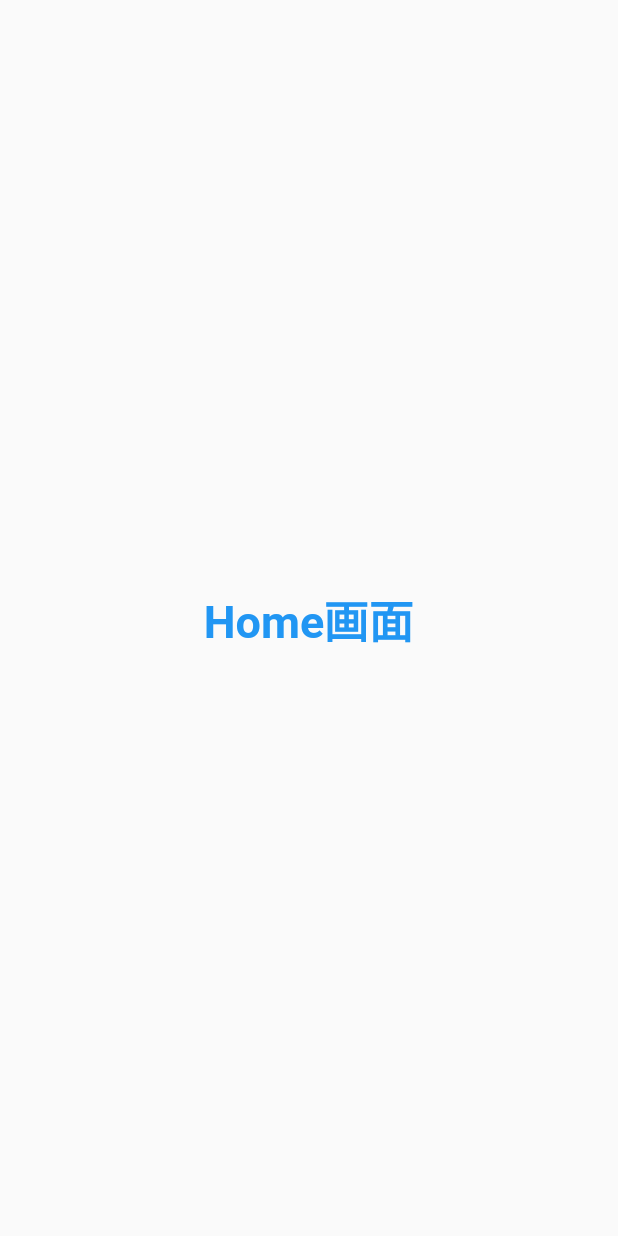
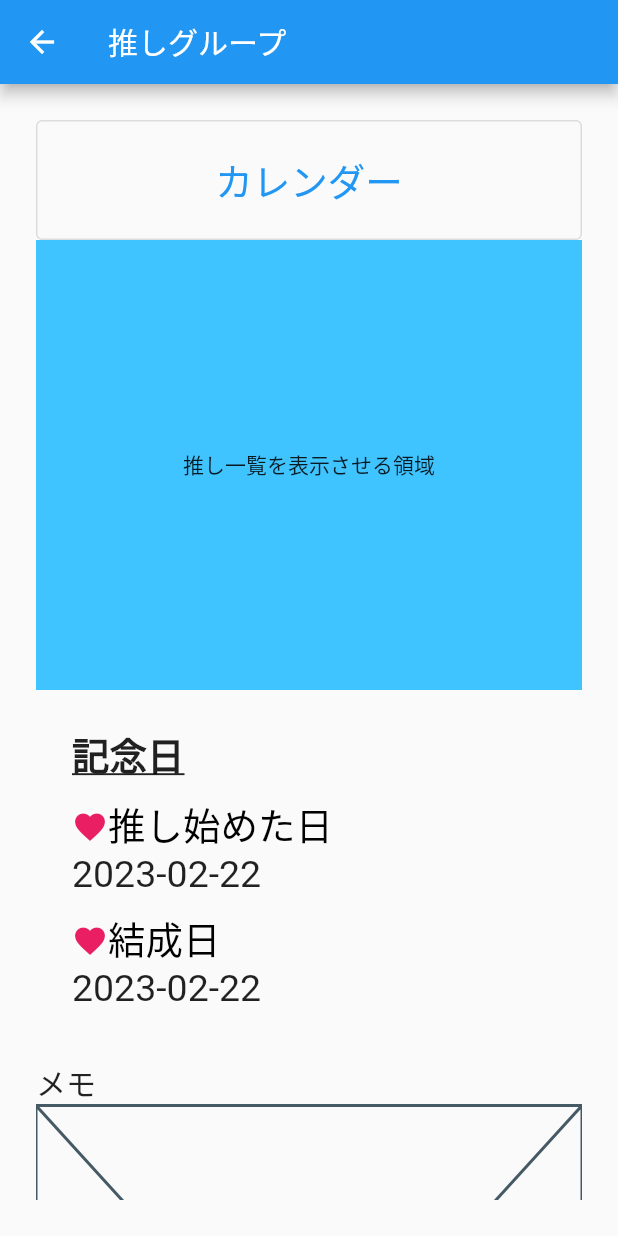
Before and after one commit to Nagashima-Honoka/oshimy-app, a Flutter app: the HomePage screen opened directly, on a phone screen of 412 x 824 dp. Run offline on Flutter 3.47's test engine with Material 2 defaults, Android fonts, the phone set to English and light mode, and no system bars; our stand-ins replace firebase_auth, firebase_core, flutter_datetime_picker, table_calendar; accounts and stored records are empty; Roboto replaces fonts that are missing (addressCity).

Commit message:
table_calendarパッケージ&共通ファイル追加

```diff
--- /dev/null
+++ b/lib/calendar.dart
@@ -0,0 +1,24 @@
+import 'package:oshimai/common/package_importer.dart';
+import 'package:table_calendar/table_calendar.dart';
+
+class Calendar extends StatefulWidget {
+  final String oshiGroupName = '推しグループ'; // TODO:推しグループ名を表示セット
+  const Calendar({Key? key}) : super(key: key);
+
+  @override
+  State<Calendar> createState() => _CalendarState();
+}
+
+class _CalendarState extends State<Calendar> {
+  @override
+  Widget build(BuildContext context) {
+    return Scaffold(
+      appBar: CommonAppBar(appBarTitle: widget.oshiGroupName),
+      body: TableCalendar(
+        firstDay: DateTime(2023, 1, 1),
+        lastDay: DateTime(2030, 12, 31),
+        focusedDay: DateTime.now(),
+      ),
+    );
+  }
+}
--- a/lib/common/design.dart
+++ b/lib/common/design.dart
@@ -3,3 +3,12 @@
 // - 背景
 // - 色
 // - ボタンなどその他
+
+// フォントサイズ
+const double fontSizeCommon = 25;
+
+// フォントタイプ
+// ダウンロード可能
+// https://b1san-blog.com/post/flutter/flutter-text/
+// 設定方法
+// https://qiita.com/Uking/items/0fc2b969d152fe8ad565
--- a/lib/common/header.dart
+++ b/lib/common/header.dart
@@ -1,5 +1,18 @@
-//- AppBar()をコンポーネント化
-// - 引数
-//     - title
-//     - url ※Navigator.of(context)
-//     - Icon
+import 'package:flutter/material.dart';
+
+class CommonAppBar extends StatelessWidget implements PreferredSizeWidget {
+  final String appBarTitle;
+  const CommonAppBar({Key? key, required this.appBarTitle}) : super(key: key);
+
+  @override
+  // TODO: implement preferredSize これなに？
+  Size get preferredSize => const Size.fromHeight(kToolbarHeight);
+
+  @override
+  Widget build(BuildContext context) {
+    return AppBar(
+      title: Text(appBarTitle),
+    );
+  }
+
+}
--- /dev/null
+++ b/lib/common/package_importer.dart
@@ -0,0 +1,3 @@
+export 'package:flutter/material.dart';
+export 'package:oshimai/common/header.dart';
+export 'package:oshimai/common/design.dart';
--- a/lib/common/package_impoter.dart
+++ /dev/null
@@ -1,2 +0,0 @@
-//- 共通で使用するパッケージ
-// - ※上記のdesign.dartなど含む
--- a/lib/home_screen.dart
+++ b/lib/home_screen.dart
@@ -1,20 +1,131 @@
-import 'package:flutter/material.dart';
+import 'package:oshimai/common/package_importer.dart';
+
+// TODO:dateをセット
+const anniversaryList = [
+  {
+    'type': '推し始めた日',
+    'date': '2023-02-22'
+  },
+  {
+    'type': '結成日',
+    'date': '2023-02-22'
+  },
+];
 
 // Home画面用Widget
 class HomePage extends StatelessWidget {
+  // TODO:推しグループ名を表示セット
+  final String oshiGroupName = '推しグループ';
+  const HomePage({super.key});
+
   @override
   Widget build(BuildContext context) {
-    return const Scaffold(
-      body: Center(
-        child: SizedBox(
-          // TODO Home画面の実装
-          child: Text('Home画面',
-              style: TextStyle(
-                  fontSize: 30,
-                  fontWeight: FontWeight.bold,
-                  color: Colors.blue
-              )
-          ),
+    return Scaffold(
+      appBar: CommonAppBar(appBarTitle: oshiGroupName),
+      body: Container(
+        padding: const EdgeInsets.all(24),
+        child: ListView(
+          // mainAxisAlignment: MainAxisAlignment.start,
+          children: [
+            Center(
+              child: OutlinedButton(
+                style: OutlinedButton.styleFrom(
+                  minimumSize: const Size.fromHeight(80)
+                ),
+                onPressed: () async {
+                  await Navigator.of(context).pushNamed("/calendar");
+                },
+                child: const Center(
+                  child: Text(
+                    'カレンダー',
+                    style: TextStyle(
+                      fontSize: fontSizeCommon,
+                    ),
+                    textAlign: TextAlign.center
+                  ),
+                ),
+              ),
+            ),
+            Container(
+              // TODO:メンバーの数だけこの中に表示させる
+              // TODO:推しは大アイコンにする
+              height: 300,
+              width: double.infinity,
+              color: Colors.lightBlueAccent,
+              child: const Center(
+                child: Text('推し一覧を表示させる領域'),
+              ),
+            ),
+            Container(
+              padding: const EdgeInsets.all(24),
+              alignment: Alignment.topLeft,
+              child: Column(
+                crossAxisAlignment: CrossAxisAlignment.start,
+                children: [
+                  const Text(
+                    '記念日',
+                    textAlign: TextAlign.left,
+                    style: TextStyle(
+                      fontSize: fontSizeCommon,
+                      fontWeight: FontWeight.bold,
+                      fontFamily: AutofillHints.addressCity,
+                      decoration: TextDecoration.underline,
+                    ),
+                  ),
+                  // 登録済みの記念日を表示
+                  for(var anniversary in anniversaryList)
+                    Column(
+                      crossAxisAlignment: CrossAxisAlignment.start,
+                      children: [
+                        Container(
+                          padding: const EdgeInsets.only(top: 10),
+                          child: RichText(
+                              text: TextSpan(
+                                  children: [
+                                    const WidgetSpan(
+                                      child: Icon(
+                                        Icons.favorite,
+                                        color: Colors.pink,
+                                      ),
+                                    ),
+                                    TextSpan(
+                                      text: anniversary['type'] as String,
+                                      style: const TextStyle(
+                                          fontSize: fontSizeCommon,
+                                          color: Colors.black
+                                      ),
+                                    )
+                                  ]
+                              )
+                          ),
+                        ),
+                        Text(
+                          anniversary['date'] as String,
+                          style: const TextStyle(
+                              fontSize: fontSizeCommon
+                          ),
+                        ),
+                      ],
+                    )
+                ],
+              ),
+            ),
+            Container(
+              padding: const EdgeInsets.only(top: 10),
+              child: Column(
+                crossAxisAlignment: CrossAxisAlignment.start,
+                children: const [
+                  Text(
+                    'メモ',
+                    style: TextStyle(
+                      fontSize: 20
+                    ),
+                  ),
+                  Placeholder()
+                ],
+              ),
+            )
+          ],
         ),
       ),
       //  TODO 下のバーの実装
--- a/lib/navigation_home_screen.dart
+++ b/lib/navigation_home_screen.dart
@@ -1,4 +1,5 @@
 import 'package:flutter/material.dart';
+import 'package:oshimai/calendar.dart';
 import 'package:oshimai/user/user_login.dart';
 import 'package:oshimai/user/password_edit.dart';
 import 'package:oshimai/user/user_registration.dart';
@@ -31,6 +32,7 @@ class NavigationHomeScreen extends StatelessWidget {
         '/home': (context) => HomePage(),
         '/oshi_group_data': (context) => OshiGroupData(),
         '/oshi_group_registration_prompt': (context) => OshiGroupRegistrationPrompt(),
+        '/calendar': (context) => Calendar(),
       },
     );
   }
--- a/pubspec.yaml
+++ b/pubspec.yaml
@@ -39,6 +39,7 @@ dependencies:
   cupertino_icons: ^1.0.2
   firebase_core: ^2.4.1
   firebase_auth: ^4.2.5
+  table_calendar: ^3.0.8
 
 dev_dependencies:
   flutter_test:
```
Also changed, not shown: pubspec.lock.
